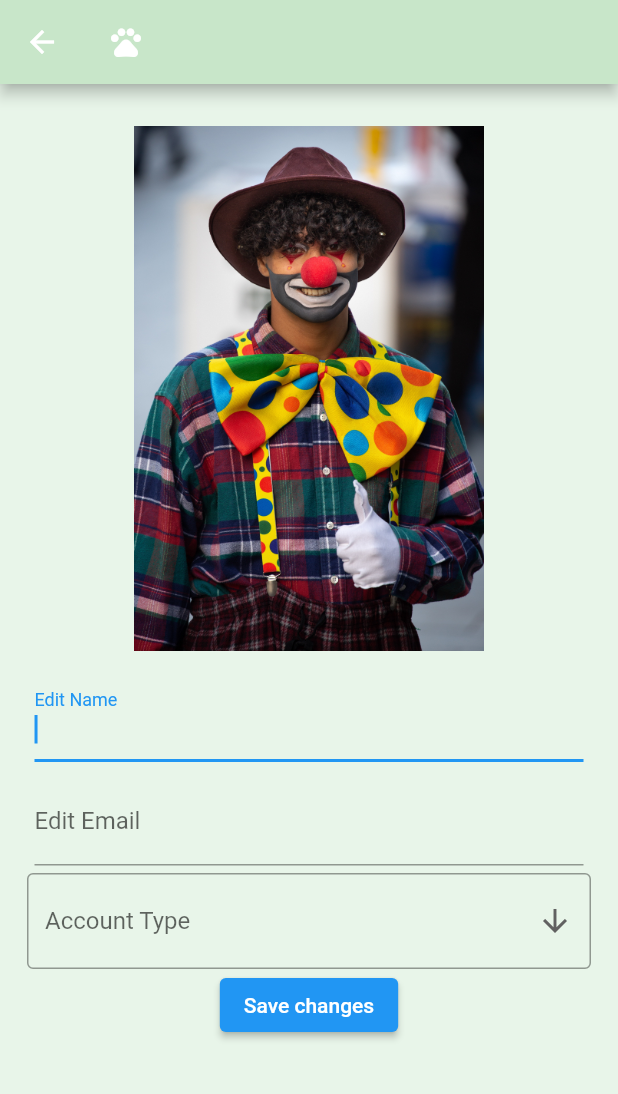
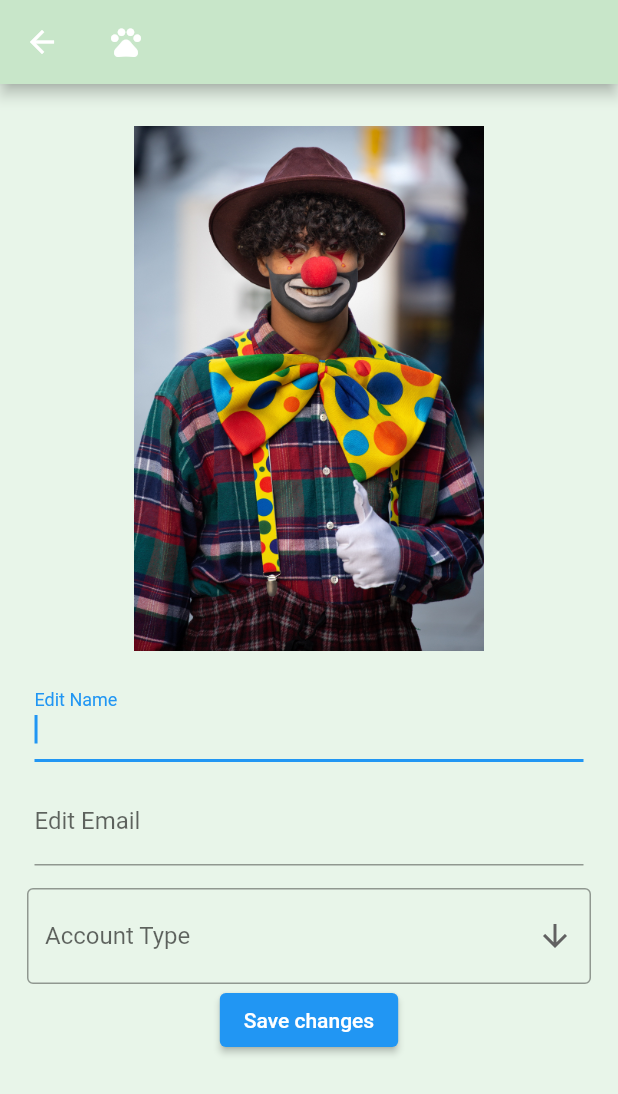
Before and after one commit to youngruiz/AdoptionHero, a Flutter app: the screen it shows once a user with an empty profile is signed in, item 3 of the bottom bar chosen, after a tap on "Edit profile", on a phone screen of 412 x 824 dp. Shown: the top 1094 px of the screen. Run offline on Flutter 3.47's test engine with Material 2 defaults, Android fonts, the phone set to English and light mode, and no system bars; our stand-ins replace cloud_firestore, firebase_auth, firebase_core, firebase_storage, image_picker; missing offline and left inert: cloud_firestore_web, firebase_auth_web, firebase_core_web, firebase_storage_web, image_picker_for_web; accounts and stored records are empty.

Commit message:
Filter pets list to only show pets that are avilailable or owned by the current user.

```diff
--- a/lib/screens/pets/pets.dart
+++ b/lib/screens/pets/pets.dart
@@ -1,6 +1,6 @@
 import 'package:cloud_firestore/cloud_firestore.dart';
+import 'package:firebase_auth/firebase_auth.dart';
 import 'package:flutter/material.dart';
-import 'package:adoption_hero/main.dart';
 import 'pet_view.dart';
 
 class Pets extends StatelessWidget {
@@ -17,17 +17,24 @@ class Pets extends StatelessWidget {
         .snapshots(),
       builder: (BuildContext context, AsyncSnapshot<QuerySnapshot> snapshot){
         if(snapshot.hasData && snapshot.data!.docs.isNotEmpty){
+
+          //Show pets that are available or owned by the current user
+          var availablePets = snapshot.data!.docs.where(
+            (i) =>
+              i['availability'].toString() != 'Not Available'
+              || i['owner'].toString().trim() == FirebaseAuth.instance.currentUser!.email.toString().trim()
+          ).toList();
+
           return GridView.builder(
-            padding: EdgeInsets.only(top: 5),
+            padding: const EdgeInsets.only(top: 5),
             gridDelegate: const SliverGridDelegateWithMaxCrossAxisExtent(
                       maxCrossAxisExtent: 200,
                       crossAxisSpacing: 10.0,
                       mainAxisSpacing: 10.0
                     ),
-            itemCount: snapshot.data!.docs.length,
+            itemCount: availablePets.length,
             itemBuilder: (context, index) {
-
-              var post = snapshot.data!.docs[index];
+              var post = availablePets[index];
               var petData = new Map();
               petData['name'] = post['name'];
               petData['availability'] = post['availability'];
@@ -45,8 +52,8 @@ class Pets extends StatelessWidget {
                       Container(
                         alignment: Alignment.bottomLeft,
                         child: Padding(
-                          padding: EdgeInsets.all(10),
-                          child: Text(petData['name'], style: TextStyle(color: Colors.white,fontSize: 24, fontFamily: 'Inter-Bold')))),
+                          padding: const EdgeInsets.all(10),
+                          child: Text(petData['name'], style: const TextStyle(color: Colors.white,fontSize: 24, fontFamily: 'Inter-Bold')))),
                     ],),
 
 
--- a/lib/screens/profile/edit_profile.dart
+++ b/lib/screens/profile/edit_profile.dart
@@ -51,6 +51,9 @@ class _EditProfileWidgetState extends State<EditProfileWidget> {
 
                     editNameField(),
                     editEmailField(),
+                    Container(
+                      height: 10,
+                    ),
                     accountTypeDropdown(),
                     uploadButton(context),
                   ],
```
